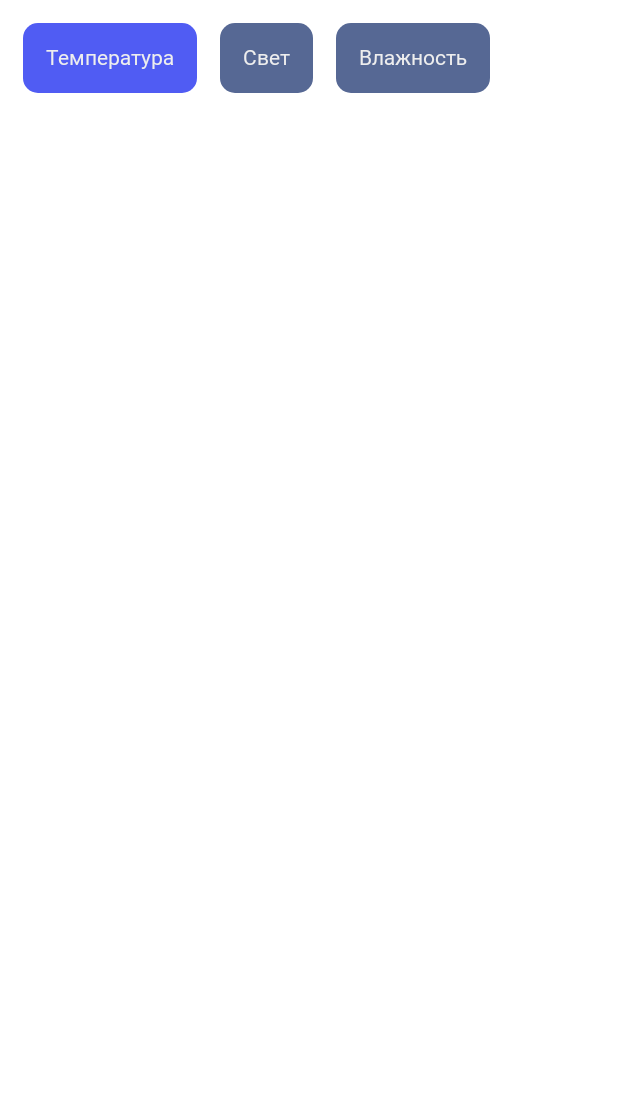
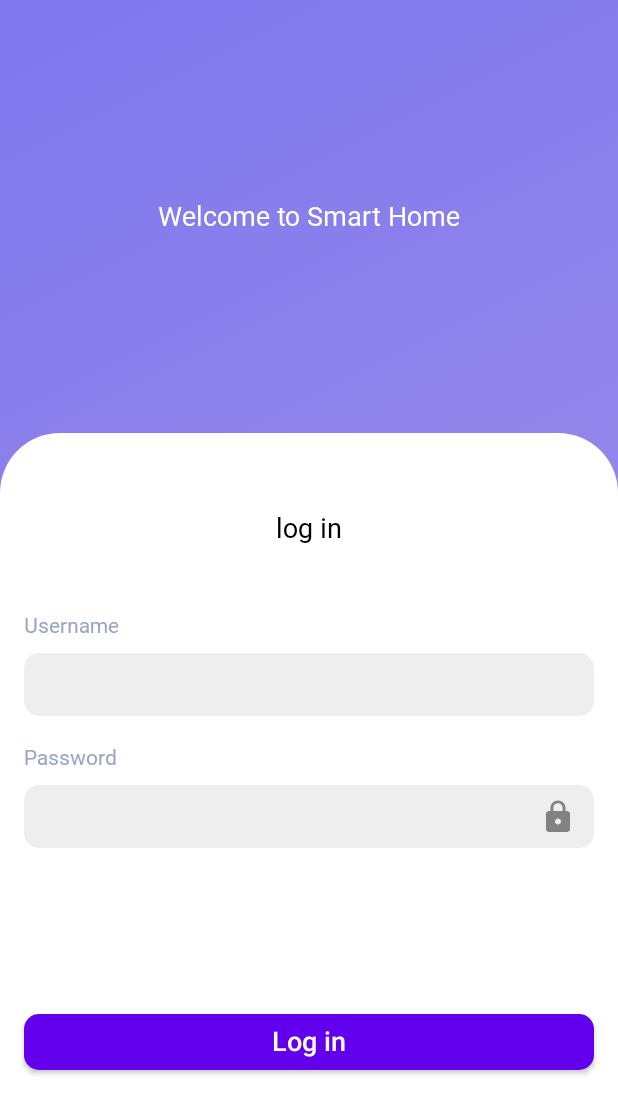
Before and after one commit to Catwithraincoat/Smart-Home, an Android app built with Jetpack Compose: the screen it shows after launch (MainActivity), on a phone screen of 412 x 824 dp. Shown: the top 1114 px of the screen. Run offline under Robolectric (Android 15) with nearby library versions, the phone set to English and light mode, and no system bars; Roboto replaces fonts that are not available here.

Commit message:
добавлена страница логина

```diff
--- a/app/build.gradle
+++ b/app/build.gradle
@@ -57,4 +57,5 @@ dependencies {
     androidTestImplementation 'androidx.test.ext:junit:1.1.2'
     androidTestImplementation 'androidx.test.espresso:espresso-core:3.3.0'
     androidTestImplementation "androidx.compose.ui:ui-test-junit4:$compose_version"
+
 }
--- a/app/src/main/java/com/plcoding/meditationuiyoutube/MainActivity.kt
+++ b/app/src/main/java/com/plcoding/meditationuiyoutube/MainActivity.kt
@@ -11,6 +11,7 @@ import androidx.compose.runtime.Composable
 import androidx.compose.ui.tooling.preview.Preview
 import com.plcoding.meditationuiyoutube.ui.HomeScreen
 import com.plcoding.meditationuiyoutube.ui.SettingsOfRoom
+import com.plcoding.meditationuiyoutube.ui.screens.LoginScreen
 import com.plcoding.meditationuiyoutube.ui.screens.ProfileScreen
 
 import com.plcoding.meditationuiyoutube.ui.theme.MeditationUIYouTubeTheme
@@ -21,7 +22,7 @@ class MainActivity : ComponentActivity() {
         super.onCreate(savedInstanceState)
         setContent {
             MeditationUIYouTubeTheme {
-                SettingsOfRoom()
+                LoginScreen()
             }
         }
     }
--- /dev/null
+++ b/app/src/main/java/com/plcoding/meditationuiyoutube/ui/GradientBox.kt
@@ -0,0 +1,32 @@
+package com.plcoding.meditationuiyoutube.ui
+
+
+import androidx.compose.foundation.background
+import androidx.compose.foundation.layout.Box
+import androidx.compose.foundation.layout.BoxScope
+import androidx.compose.runtime.Composable
+import androidx.compose.ui.Modifier
+import androidx.compose.ui.graphics.Brush
+import androidx.compose.ui.graphics.Color
+
+//val Blue = Color(0xFF0D4C92)
+//val Tail600 = Color(0xFF59C1BD)
+
+val Blue = Color(0xFF7E77EE)
+val Tail600 = Color(0xFFA894E6)
+
+@Composable
+fun GradientBox(
+    modifier: Modifier = Modifier,
+    content: @Composable BoxScope.() -> Unit
+) {
+    Box(
+        modifier = modifier.background(brush = Brush.linearGradient(
+            listOf(
+                Blue, Tail600
+            )
+        ))
+    ){
+        content()
+    }
+}
--- /dev/null
+++ b/app/src/main/java/com/plcoding/meditationuiyoutube/ui/MyTextField.kt
@@ -0,0 +1,69 @@
+package com.plcoding.meditationuiyoutube.ui
+
+import androidx.compose.foundation.background
+import androidx.compose.foundation.layout.Box
+import androidx.compose.foundation.layout.Column
+import androidx.compose.foundation.layout.Row
+import androidx.compose.foundation.layout.Spacer
+import androidx.compose.foundation.layout.fillMaxWidth
+import androidx.compose.foundation.layout.height
+import androidx.compose.foundation.layout.padding
+import androidx.compose.foundation.shape.RoundedCornerShape
+import androidx.compose.foundation.text.BasicTextField
+import androidx.compose.foundation.text.KeyboardActions
+import androidx.compose.foundation.text.KeyboardOptions
+import androidx.compose.material.Icon
+import androidx.compose.material.IconButton
+import androidx.compose.material.Text
+import androidx.compose.runtime.Composable
+import androidx.compose.ui.Alignment
+import androidx.compose.ui.Modifier
+import androidx.compose.ui.draw.clip
+import androidx.compose.ui.graphics.Color
+import androidx.compose.ui.graphics.vector.ImageVector
+import androidx.compose.ui.unit.Dp
+import androidx.compose.ui.unit.dp
+
+@Composable
+fun MyTextField(
+    modifier: Modifier = Modifier,
+    label: String,
+    keyboardOptions: KeyboardOptions,
+    keyboardActions: KeyboardActions,
+    readOnly: Boolean = false,
+    height:Dp =  42.dp,
+    trailingIcon: ImageVector? = null
+) {
+    Column(modifier = modifier) {
+        Text(text = label)
+        Spacer(modifier = Modifier.height(10.dp))
+        BasicTextField(
+            value = "",
+            onValueChange = {},
+            keyboardOptions = keyboardOptions,
+            keyboardActions = keyboardActions,
+            readOnly = readOnly,
+        ) {
+            Row(
+                modifier = Modifier
+                    .fillMaxWidth()
+                    .clip(RoundedCornerShape(10.dp))
+                    .height(height)
+                    .background(Color(0xFFEFEEEE)),
+                verticalAlignment = Alignment.CenterVertically
+            ) {
+                Box(
+                    modifier = Modifier.weight(1f).padding(horizontal = 10.dp),
+                    contentAlignment = Alignment.CenterStart
+                ) {
+                    it.invoke()
+                }
+                trailingIcon?.let {
+                    IconButton(onClick = { /*TODO*/ }) {
+                        Icon(imageVector = trailingIcon, contentDescription = null, tint = Color(0xFF828282))
+                    }
+                }
+            }
+        }
+    }
+}
--- /dev/null
+++ b/app/src/main/java/com/plcoding/meditationuiyoutube/ui/UiHelper.kt
@@ -0,0 +1,39 @@
+package com.plcoding.meditationuiyoutube.ui
+
+import android.view.ViewTreeObserver
+import androidx.compose.runtime.Composable
+import androidx.compose.runtime.DisposableEffect
+import androidx.compose.runtime.State
+import androidx.compose.runtime.mutableStateOf
+import androidx.compose.runtime.remember
+import androidx.compose.ui.platform.LocalConfiguration
+import androidx.compose.ui.platform.LocalView
+import androidx.core.view.ViewCompat
+import androidx.core.view.WindowInsetsCompat
+
+@Composable
+fun isSmallScreenHeight(): Boolean {
+    val conf = LocalConfiguration.current
+    return conf.screenHeightDp <= 786
+}
+
+@Composable
+fun rememberImeState(): State<Boolean> {
+    val imeState = remember {
+        mutableStateOf(false)
+    }
+    val view = LocalView.current
+    DisposableEffect(view) {
+        val listener = ViewTreeObserver.OnGlobalLayoutListener {
+            val isKeyboardOpen = ViewCompat.getRootWindowInsets(view)
+                ?.isVisible(WindowInsetsCompat.Type.ime()) ?: true
+            imeState.value = isKeyboardOpen
+        }
+
+        view.viewTreeObserver.addOnGlobalLayoutListener(listener)
+        onDispose {
+            view.viewTreeObserver.removeOnGlobalLayoutListener(listener)
+        }
+    }
+    return imeState
+}
--- /dev/null
+++ b/app/src/main/java/com/plcoding/meditationuiyoutube/ui/screens/LightRoom.kt
@@ -0,0 +1 @@
+package com.plcoding.meditationuiyoutube.ui.screens
--- a/app/src/main/java/com/plcoding/meditationuiyoutube/ui/screens/LoginScreen.kt
+++ b/app/src/main/java/com/plcoding/meditationuiyoutube/ui/screens/LoginScreen.kt
@@ -1,18 +1,148 @@
 package com.plcoding.meditationuiyoutube.ui.screens
 
+
+import androidx.compose.animation.AnimatedVisibility
+import androidx.compose.animation.ExperimentalAnimationApi
+import androidx.compose.animation.core.animateFloatAsState
+import androidx.compose.animation.fadeIn
+import androidx.compose.animation.fadeOut
 import androidx.compose.foundation.background
 import androidx.compose.foundation.layout.Box
+import androidx.compose.foundation.layout.Column
+import androidx.compose.foundation.layout.Spacer
+import androidx.compose.foundation.layout.fillMaxHeight
 import androidx.compose.foundation.layout.fillMaxSize
+import androidx.compose.foundation.layout.fillMaxWidth
+import androidx.compose.foundation.layout.height
+import androidx.compose.foundation.layout.padding
+import androidx.compose.foundation.shape.RoundedCornerShape
+import androidx.compose.foundation.text.KeyboardActions
+import androidx.compose.foundation.text.KeyboardOptions
+import androidx.compose.material.MaterialTheme
+import androidx.compose.material.icons.Icons
+import androidx.compose.material.icons.filled.Lock
+import androidx.compose.material.Button
+import androidx.compose.material.ButtonDefaults
+import androidx.compose.material.Text
 import androidx.compose.runtime.Composable
+import androidx.compose.runtime.getValue
+import androidx.compose.ui.Alignment
 import androidx.compose.ui.Modifier
-import com.plcoding.meditationuiyoutube.ui.theme.DeepBlue
+import androidx.compose.ui.draw.clip
+import androidx.compose.ui.graphics.Color
+import androidx.compose.ui.text.TextStyle
+import androidx.compose.ui.text.font.FontWeight
+import androidx.compose.ui.unit.dp
+import androidx.compose.ui.unit.sp
+import com.plcoding.meditationuiyoutube.ui.GradientBox
+import com.plcoding.meditationuiyoutube.ui.MyTextField
+import com.plcoding.meditationuiyoutube.ui.isSmallScreenHeight
+import com.plcoding.meditationuiyoutube.ui.rememberImeState
 
+@OptIn(ExperimentalAnimationApi::class)
 @Composable
 fun LoginScreen() {
-    Box(
-        modifier = Modifier
-            .background(DeepBlue)
-            .fillMaxSize()
-    ) {
+    val isImeVisible by rememberImeState()
 
-    }}
+    GradientBox(modifier = Modifier.fillMaxSize()) {
+        Column(
+            modifier = Modifier.fillMaxSize(),
+            horizontalAlignment = Alignment.CenterHorizontally
+        ) {
+            val animatedUpperSectionRatio by animateFloatAsState(
+                targetValue = if (isImeVisible) 0f else 0.35f,
+//                label = "",
+            )
+            AnimatedVisibility(visible = !isImeVisible, enter = fadeIn(), exit = fadeOut()) {
+                Box(
+                    modifier = Modifier
+                        .fillMaxWidth()
+                        .fillMaxHeight(animatedUpperSectionRatio),
+                    contentAlignment = Alignment.Center
+                ) {
+                    Text(
+                        text = "Welcome to Smart Home",
+                        style = MaterialTheme.typography.h2,
+                        color = Color.White
+                    )
+                }
+            }
+            Column(
+                modifier = Modifier
+                    .fillMaxSize()
+                    .clip(RoundedCornerShape(topStart = 40.dp, topEnd = 40.dp))
+                    .background(Color.White),
+                horizontalAlignment = Alignment.CenterHorizontally
+            ) {
+                if (isSmallScreenHeight()) {
+                    Spacer(modifier = Modifier.fillMaxSize(0.05f))
+                } else {
+                    Spacer(modifier = Modifier.fillMaxSize(0.1f))
+                }
+                Text(
+                    text = "log in",
+                    style = MaterialTheme.typography.h2,
+                    color = Color.Black
+                )
+                if (isSmallScreenHeight()) {
+                    Spacer(modifier = Modifier.fillMaxSize(0.05f))
+                } else {
+                    Spacer(modifier = Modifier.fillMaxSize(0.1f))
+                }
+                MyTextField(
+                    modifier = Modifier.padding(horizontal = 16.dp),
+                    label = "Username",
+                    keyboardOptions = KeyboardOptions(),
+                    keyboardActions = KeyboardActions()
+                )
+                Spacer(modifier = Modifier.height(20.dp))
+                MyTextField(
+                    modifier = Modifier.padding(horizontal = 16.dp),
+                    label = "Password",
+                    keyboardOptions = KeyboardOptions(),
+                    keyboardActions = KeyboardActions(),
+                    trailingIcon = Icons.Default.Lock
+                )
+
+                if (isImeVisible) {
+                    Button(
+                        onClick = { /*TODO*/ },
+                        modifier = Modifier.fillMaxWidth().padding(top = 20.dp).padding(horizontal = 16.dp),
+                        colors = ButtonDefaults.buttonColors(
+//                            containerColor = Color(0xFF0D4C92),
+                            contentColor = Color.White
+                        ),
+                        shape = RoundedCornerShape(10.dp)
+                    ) {
+                        Text(
+                            text = "Log in",
+                            style = TextStyle(fontSize = 30.sp, fontWeight = FontWeight(500))
+                        )
+                    }
+                } else {
+                    Box(
+                        modifier = Modifier
+                            .fillMaxSize()
+                            .padding(horizontal = 16.dp), contentAlignment = Alignment.CenterStart
+                    ) {
+                        Button(
+                            onClick = { /*TODO*/ },
+                            modifier = Modifier.fillMaxWidth(),
+                            colors = ButtonDefaults.buttonColors(
+//                                containerColor = Color(0xFF0D4C92),
+                                contentColor = Color.White
+                            ),
+                            shape = RoundedCornerShape(10.dp)
+                        ) {
+                            Text(
+                                text = "Log in",
+                                style = TextStyle(fontSize = 18.sp, fontWeight = FontWeight(500))
+                            )
+                        }
+                    }
+                }
+
+            }
+        }
+    }
+}
--- /dev/null
+++ b/app/src/main/java/com/plcoding/meditationuiyoutube/ui/screens/MoistruaseRoom.kt
@@ -0,0 +1 @@
+package com.plcoding.meditationuiyoutube.ui.screens
--- a/app/src/main/java/com/plcoding/meditationuiyoutube/ui/screens/SettingsOfRoom.kt
+++ b/app/src/main/java/com/plcoding/meditationuiyoutube/ui/screens/TempRoom.kt
@@ -23,7 +23,8 @@ fun SettingsOfRoom(){
         modifier = Modifier
             .fillMaxSize()
     ){Column {
-        ChipSection(chips = listOf("Температура", "Свет", "Влажность"))}}
+        ChipSection(chips = listOf("Температура", "Свет", "Влажность"))}
+    }
 
 }
 
@@ -34,10 +35,10 @@ fun ChipSection(
     var selectedChipIndex by remember {
         mutableStateOf(0)
     }
-    LazyRow(horizontalArrangement = Arrangement.CenterHorizontally) {
+    LazyRow(horizontalArrangement = Arrangement.SpaceEvenly) {
         items(chips.size) {
             Box(
-                contentAlignment = Alignment.Center,
+//                contentAlignment = Alignment.Center,
                 modifier = Modifier
                     .padding(start = 15.dp, top = 15.dp, bottom = 15.dp)
                     .clickable {
@@ -55,3 +56,8 @@ fun ChipSection(
         }
     }
 }
+
+@Composable
+fun DisplayTemeperature(){
+
+}
```
